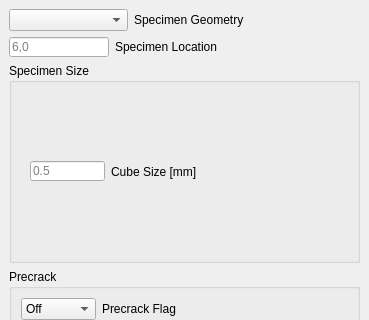
This is freecad/woodWorkbench/gui/ui/ui_CBL_geoParams.ui in Computational-Mechanics-Material-Models/CBL-preprocesser as Qt 5 draws it before an edit; both pictures show x 0 to 369 and y 0 to 320 of the 369 by 707 pixel window. The edited form follows.
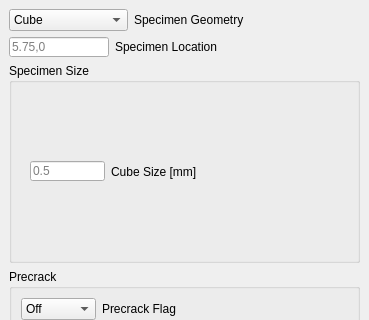
This is the edited form. The open tabs and pages were chosen to show the change.

Commit message: changed default center of box for calibration

Patch:
```diff
--- a/freecad/woodWorkbench/gui/ui/ui_CBL_geoParams.ui
+++ b/freecad/woodWorkbench/gui/ui/ui_CBL_geoParams.ui
@@ -40,11 +40,6 @@
         <property name="currentIndex">
          <number>0</number>
         </property>
-        <item>
-         <property name="text">
-          <string/>
-         </property>
-        </item>
         <item>
          <property name="text">
           <string>Cube</string>
@@ -107,7 +102,7 @@
          <string/>
         </property>
         <property name="placeholderText">
-         <string>6,0</string>
+         <string>5.75,0</string>
         </property>
        </widget>
       </item>
```
Left out of the diff: 7 changed lines with no effect on the pictures.
